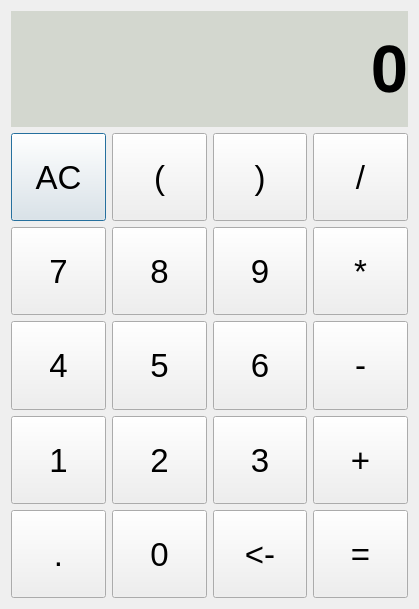
The window that DataStructure/Cal/calculator/expr.ui (g1050/Daily) describes before a commit, drawn with Qt 5.
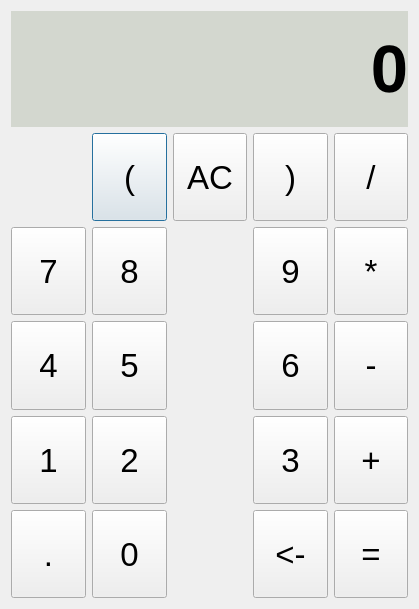
The same window after the commit.

What changed in the file:
```diff
--- a/DataStructure/Cal/calculator/expr.ui
+++ b/DataStructure/Cal/calculator/expr.ui
@@ -57,24 +57,6 @@
      </item>
      <item>
       <layout class="QGridLayout" name="gridLayout" rowstretch="0,0,0,0,0">
-       <item row="0" column="0">
-        <widget class="QPushButton" name="btn_ac">
-         <property name="sizePolicy">
-          <sizepolicy hsizetype="Expanding" vsizetype="Expanding">
-           <horstretch>0</horstretch>
-           <verstretch>0</verstretch>
-          </sizepolicy>
-         </property>
-         <property name="font">
-          <font>
-           <pointsize>25</pointsize>
-          </font>
-         </property>
-         <property name="text">
-          <string>AC</string>
-         </property>
-        </widget>
-       </item>
        <item row="0" column="1">
         <widget class="QPushButton" name="btn_l">
          <property name="sizePolicy">
@@ -93,7 +75,7 @@
          </property>
         </widget>
        </item>
-       <item row="0" column="2">
+       <item row="0" column="3">
         <widget class="QPushButton" name="btn_r">
          <property name="sizePolicy">
           <sizepolicy hsizetype="Expanding" vsizetype="Expanding">
@@ -111,7 +93,7 @@
          </property>
         </widget>
        </item>
-       <item row="0" column="3">
+       <item row="0" column="4">
         <widget class="QPushButton" name="btn_div">
          <property name="sizePolicy">
           <sizepolicy hsizetype="Expanding" vsizetype="Expanding">
@@ -165,7 +147,7 @@
          </property>
         </widget>
        </item>
-       <item row="1" column="2">
+       <item row="1" column="3">
         <widget class="QPushButton" name="btn_9">
          <property name="sizePolicy">
           <sizepolicy hsizetype="Expanding" vsizetype="Expanding">
@@ -183,7 +165,7 @@
          </property>
         </widget>
        </item>
-       <item row="1" column="3">
+       <item row="1" column="4">
         <widget class="QPushButton" name="btn_mul">
          <property name="sizePolicy">
           <sizepolicy hsizetype="Expanding" vsizetype="Expanding">
@@ -237,7 +219,7 @@
          </property>
         </widget>
        </item>
-       <item row="2" column="2">
+       <item row="2" column="3">
         <widget class="QPushButton" name="btn_6">
          <property name="sizePolicy">
           <sizepolicy hsizetype="Expanding" vsizetype="Expanding">
@@ -255,7 +237,7 @@
          </property>
         </widget>
        </item>
-       <item row="2" column="3">
+       <item row="2" column="4">
         <widget class="QPushButton" name="btn_sub_2">
          <property name="sizePolicy">
           <sizepolicy hsizetype="Expanding" vsizetype="Expanding">
@@ -309,7 +291,7 @@
          </property>
         </widget>
        </item>
-       <item row="3" column="2">
+       <item row="3" column="3">
         <widget class="QPushButton" name="btn_3">
          <property name="sizePolicy">
           <sizepolicy hsizetype="Expanding" vsizetype="Expanding">
@@ -327,7 +309,7 @@
          </property>
         </widget>
        </item>
-       <item row="3" column="3">
+       <item row="3" column="4">
         <widget class="QPushButton" name="btn_plus">
          <property name="sizePolicy">
           <sizepolicy hsizetype="Expanding" vsizetype="Expanding">
@@ -381,7 +363,7 @@
          </property>
         </widget>
        </item>
-       <item row="4" column="2">
+       <item row="4" column="3">
         <widget class="QPushButton" name="btn_p1">
          <property name="sizePolicy">
           <sizepolicy hsizetype="Expanding" vsizetype="Expanding">
@@ -399,7 +381,7 @@
          </property>
         </widget>
        </item>
-       <item row="4" column="3">
+       <item row="4" column="4">
         <widget class="QPushButton" name="btn_equal">
          <property name="sizePolicy">
           <sizepolicy hsizetype="Expanding" vsizetype="Expanding">
@@ -417,6 +399,24 @@
          </property>
         </widget>
        </item>
+       <item row="0" column="2">
+        <widget class="QPushButton" name="btn_ac">
+         <property name="sizePolicy">
+          <sizepolicy hsizetype="Expanding" vsizetype="Expanding">
+           <horstretch>0</horstretch>
+           <verstretch>0</verstretch>
+          </sizepolicy>
+         </property>
+         <property name="font">
+          <font>
+           <pointsize>25</pointsize>
+          </font>
+         </property>
+         <property name="text">
+          <string>AC</string>
+         </property>
+        </widget>
+       </item>
       </layout>
      </item>
     </layout>
```
